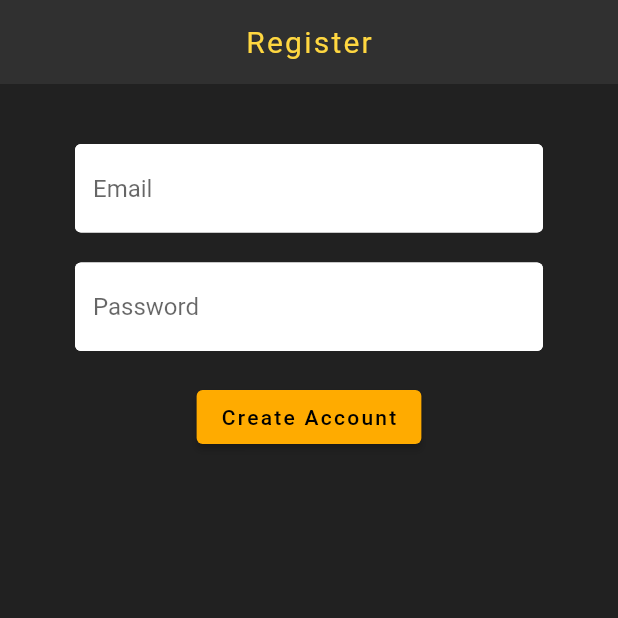
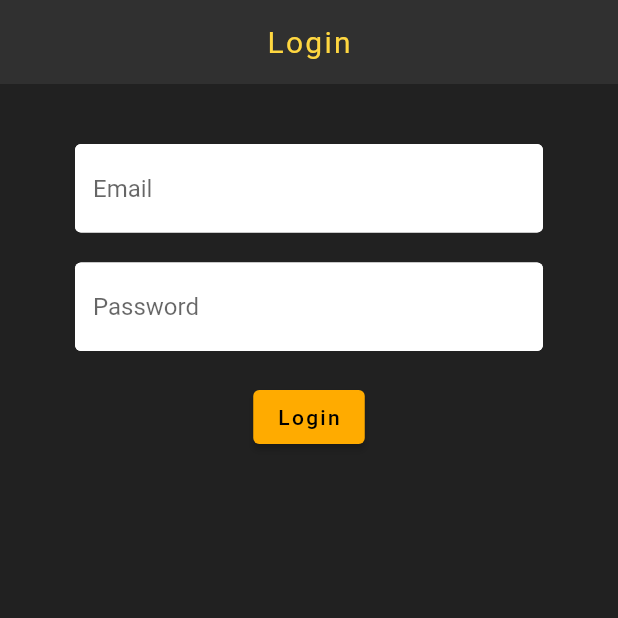
Before and after one commit to Kindlewing/Order-Request, a Flutter app: the screen it shows after launch, on a phone screen of 412 x 824 dp, the top half of it. Run offline on Flutter 3.47's test engine with Material 2 defaults, Android fonts, the phone set to English and light mode, and no system bars.

Commit message:
Added login and register; Nothing is wired up yet;

```diff
--- a/order_request/lib/Screens/login.dart
+++ b/order_request/lib/Screens/login.dart
@@ -1,4 +1,6 @@
 import 'package:flutter/cupertino.dart';
+import 'package:flutter/material.dart';
+import 'package:order_request/Shared/constants.dart';
 
 
 class Login extends StatefulWidget {
@@ -11,6 +13,49 @@ class Login extends StatefulWidget {
 class _LoginState extends State<Login> {
   @override
   Widget build(BuildContext context) {
-    return Container();
+    return Scaffold(
+        backgroundColor: Theme.of(context).backgroundColor,
+        appBar: AppBar(
+          title: Text(
+            'Login',
+            style: Theme.of(context).textTheme.headline4,
+          ),
+        ),
+        body: Container(
+            padding: EdgeInsets.symmetric(horizontal: 50.0, vertical: 20.0),
+            child: Form(
+                child: Column(
+                  children: <Widget>[
+                    SizedBox(height: 20.0),
+                    TextFormField(
+                        decoration: textInputDecoration.copyWith(hintText: 'Email'),
+                        onChanged: (value) {
+                          print(value);
+                        }
+                    ),
+                    SizedBox(height: 20.0),
+                    TextFormField(
+                        obscureText: true,
+                        decoration: textInputDecoration.copyWith(hintText: 'Password'),
+                        onChanged: (value) {
+                          print(value);
+                        }
+                    ),
+                    SizedBox(height: 20.0),
+                    ElevatedButton(
+                      onPressed: () {
+
+                      },
+                      child: Text(
+                        'Login',
+                        style: Theme.of(context).textTheme.button,
+                      ),
+                    ),
+                  ],
+                )
+            )
+        )
+    );
   }
+
 }
--- a/order_request/lib/Wrappers/authenticate.dart
+++ b/order_request/lib/Wrappers/authenticate.dart
@@ -11,7 +11,7 @@ class Authenticate extends StatefulWidget {
 
 class _AuthenticateState extends State<Authenticate> {
 
-  bool showLogin = false;
+  bool showLogin = true;
 
   @override
   Widget build(BuildContext context) {
```
Also changed, not shown: order_request/lib/Screens/register.dart (+8 -0 lines).
